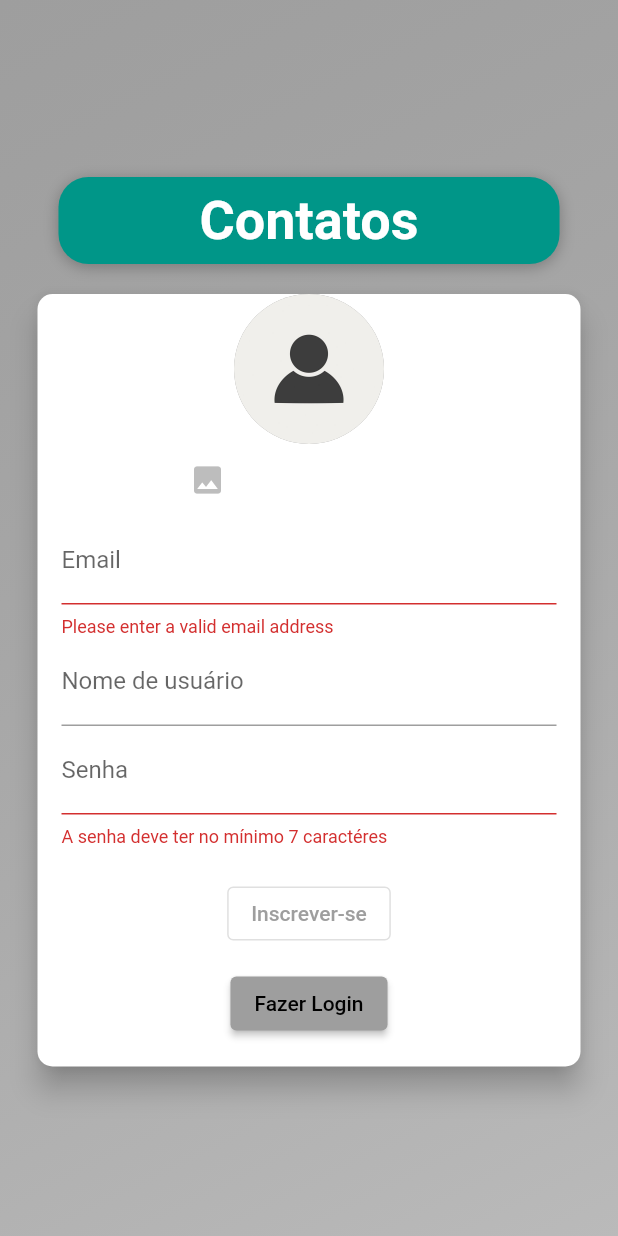
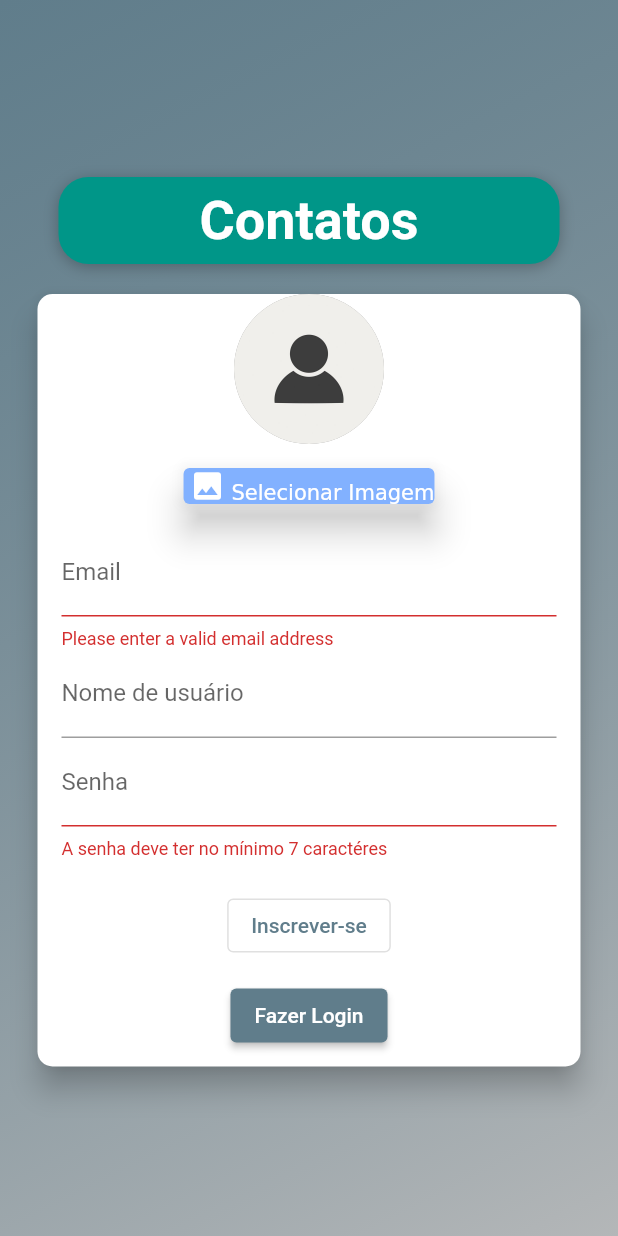
Before and after one commit to GustavoLR548/listadecontatos-flutter, a Flutter app: the screen it shows after launch, after a tap on "Entrar", after a tap on "Criar nova conta", on a phone screen of 412 x 824 dp. Run offline on Flutter 3.47's test engine with Material 2 defaults, Android fonts, the phone set to English and light mode, and no system bars; our stand-ins replace cloud_firestore, firebase_auth, firebase_core, firebase_storage, grouped_list, image_cropper and 2 more; missing offline and left inert: via_cep_flutter; accounts and stored records are empty; Roboto replaces fonts that are missing (Righteous-Regular).

Commit message:
aplicativo terminado, falta apenas fazer estilizacao

```diff
--- a/lib/main.dart
+++ b/lib/main.dart
@@ -2,8 +2,8 @@ import 'package:flutter_localizations/flutter_localizations.dart';
 import 'package:listadecontatos/provider/auth.dart';
 import 'package:listadecontatos/provider/contatos.dart';
 import 'package:listadecontatos/provider/themes.dart';
+import 'package:listadecontatos/screens/contato/BirthdayScaffold.dart';
 import 'package:listadecontatos/screens/contato/ContatoPage.dart';
-import 'package:listadecontatos/screens/contato/birthday/BirthdayEditor.dart';
 import 'package:listadecontatos/screens/homepage/Homepage.dart';
 import 'package:listadecontatos/screens/login/LoginAndSignup.dart';
 import 'package:listadecontatos/screens/Configuration.dart';
@@ -58,7 +58,7 @@ class MyMaterialApp extends StatelessWidget {
         Homepage.routeName: (ctx) => Homepage(),
         ContatoPage.routeName: (ctx) => ContatoPage(),
         Configuration.routeName: (ctx) => Configuration(),
-        BirthdayEditor.routeName: (ctx) => BirthdayEditor()
+        BirthdayScaffold.routeName: (ctx) => BirthdayScaffold()
       },
     );
   }
--- a/lib/provider/contatos.dart
+++ b/lib/provider/contatos.dart
@@ -16,9 +16,10 @@ class Contatos with ChangeNotifier {
 
   List<Contato> get items => [..._items];
 
-  List<Contato> getContatoByBirthdayDay(DateTime d) => _items
-      .where((element) => DateTime.parse(element.aniversario).day == d.day)
-      .toList();
+  List<Contato> getContatoByBirthdayDay(DateTime d) => _items.where((element) {
+        final date = DateTime.parse(element.aniversario);
+        return date.day == d.day && date.month == d.month;
+      }).toList();
 
   int get size => _items.length;
 
--- a/lib/provider/themes.dart
+++ b/lib/provider/themes.dart
@@ -17,9 +17,10 @@ class ThemeChanger with ChangeNotifier {
 
   _setThemesDatas() {
     _lightThemeData = ThemeData(
-      primarySwatch: Colors.grey,
-      canvasColor: Colors.blueGrey,
+      primarySwatch: Colors.blueGrey,
+      canvasColor: Colors.grey.shade100,
       accentColor: Colors.grey.shade400,
+      cardColor: Colors.blueAccent.shade100,
       accentColorBrightness: Brightness.dark,
       fontFamily: 'Righteous-Regular',
       textTheme: ThemeData.light().textTheme.copyWith(
@@ -38,18 +39,6 @@ class ThemeChanger with ChangeNotifier {
             color: Colors.black,
             fontWeight: FontWeight.bold,
           ),
-          headline4: TextStyle(
-              fontSize: 48,
-              foreground: Paint()
-                ..style = PaintingStyle.stroke
-                ..strokeWidth = 1
-                ..color = Colors.black),
-          headline5: TextStyle(
-              fontSize: 150,
-              foreground: Paint()
-                ..style = PaintingStyle.stroke
-                ..strokeWidth = 1
-                ..color = Colors.black),
           bodyText1: TextStyle(fontSize: 12, fontWeight: FontWeight.normal),
           bodyText2: TextStyle(
               fontSize: 16, fontWeight: FontWeight.normal, letterSpacing: 0.5)),
@@ -59,6 +48,7 @@ class ThemeChanger with ChangeNotifier {
       canvasColor: Color(0xFF00183f),
       accentColor: Colors.indigo.shade400,
       accentColorBrightness: Brightness.dark,
+      cardColor: Colors.blue.shade800,
       fontFamily: 'Righteous-Regular',
       textTheme: ThemeData.dark().textTheme.copyWith(
           headline1: TextStyle(
@@ -76,18 +66,6 @@ class ThemeChanger with ChangeNotifier {
             color: Colors.white,
             fontWeight: FontWeight.bold,
           ),
-          headline4: TextStyle(
-              fontSize: 48,
-              foreground: Paint()
-                ..style = PaintingStyle.stroke
-                ..strokeWidth = 1
-                ..color = Colors.black),
-          headline5: TextStyle(
-              fontSize: 150,
-              foreground: Paint()
-                ..style = PaintingStyle.stroke
-                ..strokeWidth = 1
-                ..color = Colors.black),
           headline6: TextStyle(color: Colors.black),
           bodyText1: TextStyle(
               fontSize: 12, fontWeight: FontWeight.normal, color: Colors.white),
--- a/lib/screens/contato/ContatoEditor.dart
+++ b/lib/screens/contato/ContatoEditor.dart
@@ -2,7 +2,6 @@ import 'dart:io';
 
 import 'package:flutter/material.dart';
 import 'package:flutter/services.dart';
-import 'package:intl/intl.dart';
 import 'package:listadecontatos/models/contato.dart';
 import 'package:listadecontatos/provider/contatos.dart';
 import 'package:listadecontatos/provider/themes.dart';
@@ -293,7 +292,7 @@ class _ContatoEditorState extends State<ContatoEditor> {
         enabledBorder: OutlineInputBorder(
             borderSide: BorderSide(color: borderColor),
             borderRadius: BorderRadius.circular(5.0)),
-        labelText: 'cEP',
+        labelText: 'CEP',
         labelStyle: Theme.of(context).textTheme.bodyText2,
       ),
       maxLengthEnforcement: MaxLengthEnforcement.enforced,
--- a/lib/screens/contato/birthday/BirthdayEditor.dart
+++ b/lib/screens/contato/birthday/BirthdayEditor.dart
@@ -6,8 +6,6 @@ import 'package:listadecontatos/widgets/misc/DateChooser.dart';
 import 'package:provider/provider.dart';
 
 class BirthdayEditor extends StatefulWidget {
-  static const routeName = '';
-
   final Contato? initialValue;
   BirthdayEditor({this.initialValue});
   @override
@@ -46,7 +44,9 @@ class _BirthdayEditorState extends State<BirthdayEditor> {
           key: _formKey,
           child: Column(
             children: [
-              _buildContatoChooser(),
+              Padding(
+                  padding: const EdgeInsets.all(15),
+                  child: _buildContatoChooser()),
               _mySizedBox(),
               c == null
                   ? Text('Nenhum contato escolhido')
--- a/lib/screens/homepage/Homepage.dart
+++ b/lib/screens/homepage/Homepage.dart
@@ -44,7 +44,6 @@ class Homepage extends StatelessWidget {
             ? Center(
                 child: const Text(
                   'Nenhum contato inserido',
-                  style: TextStyle(color: Colors.white),
                 ),
               )
             : Padding(
--- a/lib/widgets/contato/contato_card.dart
+++ b/lib/widgets/contato/contato_card.dart
@@ -41,11 +41,11 @@ class ContatoCard extends StatelessWidget {
       ),
       title: Text(
         contato.nome,
-        style: TextStyle(color: Colors.white),
       ),
       subtitle: Text(
-        this.showBirthday ? this.contato.aniversario : this.contato.telefone,
-        style: TextStyle(color: Colors.white),
+        this.showBirthday
+            ? this.contato.aniversarioFormatted
+            : this.contato.telefone,
       ),
     );
   }
--- a/lib/widgets/drawer/drawer.dart
+++ b/lib/widgets/drawer/drawer.dart
@@ -2,8 +2,8 @@ import 'package:flutter/material.dart';
 import 'package:listadecontatos/provider/auth.dart';
 import 'package:listadecontatos/provider/themes.dart';
 import 'package:listadecontatos/screens/Configuration.dart';
+import 'package:listadecontatos/screens/contato/BirthdayScaffold.dart';
 import 'package:listadecontatos/screens/contato/ContatoEditor.dart';
-import 'package:listadecontatos/screens/contato/birthday/BirthdayEditor.dart';
 import 'package:listadecontatos/widgets/drawer/drawer_item.dart';
 import 'package:provider/provider.dart';
 
@@ -69,7 +69,7 @@ class AppDrawer extends StatelessWidget {
               color: iconColor,
             ),
             onTap: () =>
-                Navigator.of(context).pushNamed(BirthdayEditor.routeName)),
+                Navigator.of(context).pushNamed(BirthdayScaffold.routeName)),
         Divider(),
         DrawerItem(
             title: Text(
--- a/lib/widgets/imagePicker/pick_user_image.dart
+++ b/lib/widgets/imagePicker/pick_user_image.dart
@@ -77,9 +77,11 @@ class _PickUserImageState extends State<PickUserImage> {
         backgroundColor: Colors.grey,
         backgroundImage: buildImage(),
       ),
-      TextButton(
-        onPressed: _pickAndFormatImage,
-        child: IconText('Selecionar Imagem', Icons.image),
+      Padding(
+        padding: const EdgeInsets.all(12),
+        child: GestureDetector(
+            onTap: _pickAndFormatImage,
+            child: IconText('Selecionar Imagem', Icons.image)),
       )
     ]);
   }
--- a/lib/widgets/misc/icontext.dart
+++ b/lib/widgets/misc/icontext.dart
@@ -12,7 +12,9 @@ class IconText extends StatelessWidget {
 
   @override
   Widget build(BuildContext context) {
-    return FittedBox(
+    return Card(
+      elevation: 10,
+      child: FittedBox(
           fit: BoxFit.cover,
           child: RichText(
             text: TextSpan(
@@ -22,13 +24,14 @@ class IconText extends StatelessWidget {
                     padding: const EdgeInsets.symmetric(horizontal: 4.0),
                     child: Icon(
                       icon,
-                    color: Theme.of(context).accentColor,
+                      color: Colors.white,
                     ),
                   ),
                 ),
                 TextSpan(text: text),
               ],
             ),
-        ));
+          )),
+    );
   }
 }
```
Also changed, not shown: lib/screens/contato/BirthdayScaffold.dart (+34 -18 lines). Lines whose indentation alone changed are shown as unchanged.
